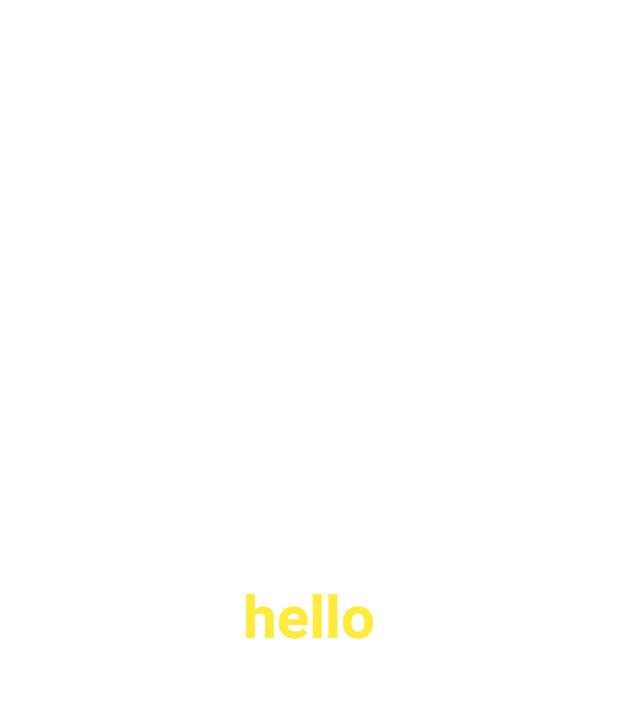
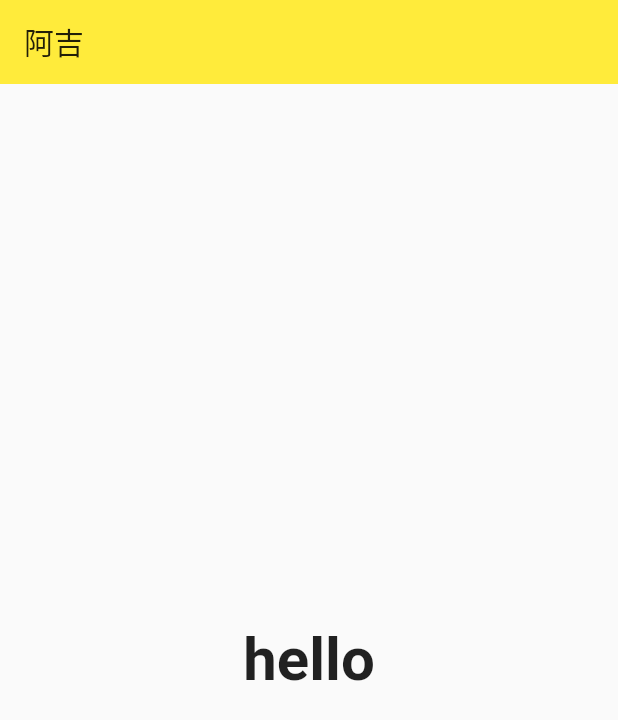
Before and after one commit to lxhguard/hello_flutter, a Flutter app: the screen it shows after launch, on a phone screen of 412 x 824 dp. Shown: the top 720 px of the screen. Run offline on Flutter 3.47's test engine with Material 2 defaults, Android fonts, the phone set to English and light mode, and no system bars.

```diff
--- a/lib/main.dart
+++ b/lib/main.dart
@@ -15,6 +15,25 @@ class App extends StatelessWidget {
   @override
   Widget build(BuildContext context) {
     // TODO: implement build
+    return MaterialApp(
+      home: Scaffold(
+        appBar: AppBar(
+          title: Text('阿吉'),
+          elevation: 0.0
+        ),
+        body: Hello()
+      ),
+      theme: ThemeData(
+        primarySwatch: Colors.yellow
+      )
+    );
+  }
+}
+
+class Hello extends StatelessWidget {
+  @override
+  Widget build(BuildContext context) {
+    // TODO: implement build
     return Center(
       child: Text(
         'hello',
@@ -22,9 +41,9 @@ class App extends StatelessWidget {
         style: TextStyle(
           fontSize: 40.0,
           fontWeight: FontWeight.bold,
-          color: Colors.yellow
+          color: Colors.black87
         )
       )
-    );
+    );;
   }
 }
```
Also changed, not shown: 1 other file.
